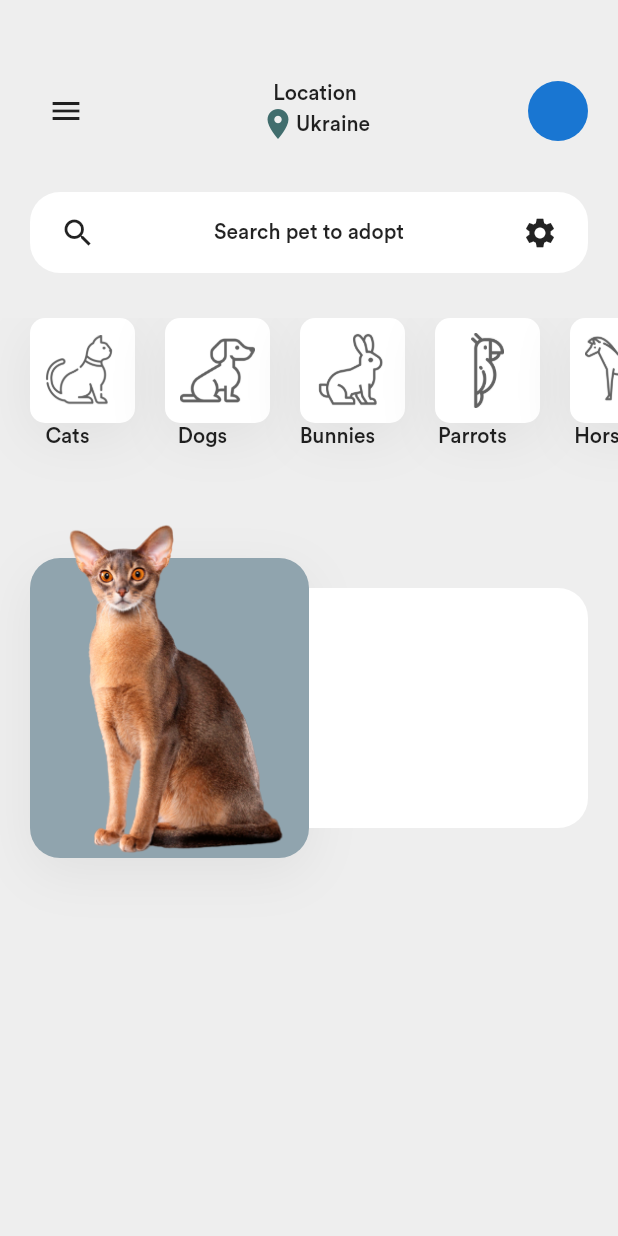
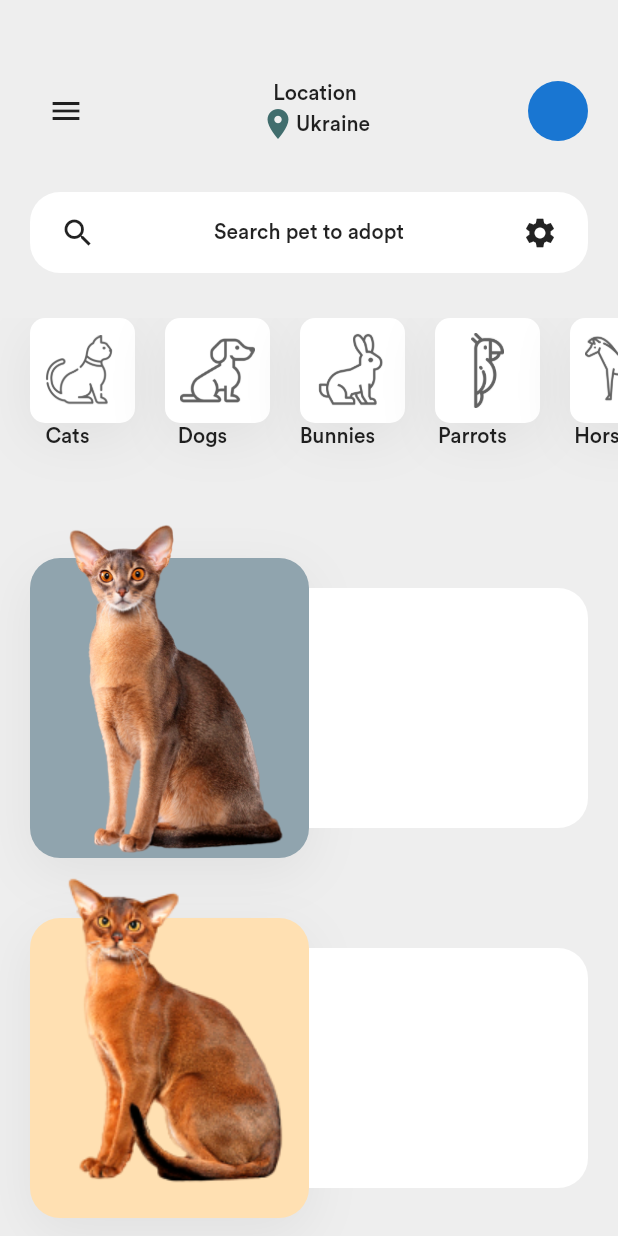
Before and after one commit to pritsorathiya5181/Flutter-Responsive-Ui, a Flutter app: the screen it shows after launch, on a phone screen of 412 x 824 dp. Run offline on Flutter 3.47's test engine with Material 2 defaults, Android fonts, the phone set to English and light mode, and no system bars; our stand-ins replace after_layout, liquid_swipe.

```diff
--- a/HiddenDrawer/lib/homeScreen.dart
+++ b/HiddenDrawer/lib/homeScreen.dart
@@ -1,4 +1,5 @@
 import 'package:HiddenDrawer/configuration.dart';
+import 'package:HiddenDrawer/scrren2.dart';
 import 'package:flutter/cupertino.dart';
 import 'package:flutter/material.dart';
 
@@ -25,6 +26,7 @@ class _HomeScreenState extends State<HomeScreen> {
       decoration: BoxDecoration(
           color: Colors.grey[200],
           borderRadius: BorderRadius.circular(isDrawerOpen ? 40 : 0.0)),
+      child: SingleChildScrollView(
         child: Column(
           children: [
             SizedBox(
@@ -122,7 +124,12 @@ class _HomeScreenState extends State<HomeScreen> {
                 },
               ),
             ),
-          Container(
+            GestureDetector(
+              onTap: () {
+                Navigator.push(context,
+                    MaterialPageRoute(builder: (context) => Screen2()));
+              },
+              child: Container(
                 height: 240,
                 margin: EdgeInsets.symmetric(horizontal: 20),
                 child: Row(
@@ -139,7 +146,10 @@ class _HomeScreenState extends State<HomeScreen> {
                             ),
                           ),
                           Align(
+                            child: Hero(
+                              tag: 1,
                               child: Image.asset('assets/images/pet-cat2.png'),
+                            ),
                           )
                         ],
                       ),
@@ -157,8 +167,49 @@ class _HomeScreenState extends State<HomeScreen> {
                     ),
                   ],
                 ),
+              ),
+            ),
+            Container(
+              height: 240,
+              margin: EdgeInsets.symmetric(horizontal: 20),
+              child: Row(
+                children: [
+                  Expanded(
+                    child: Stack(
+                      children: [
+                        Container(
+                          margin: EdgeInsets.only(top: 40),
+                          decoration: BoxDecoration(
+                            color: Colors.orange[100],
+                            borderRadius: BorderRadius.circular(20),
+                            boxShadow: shadowList,
+                          ),
+                        ),
+                        Align(
+                          child: Image.asset('assets/images/pet-cat1.png'),
                         )
                       ],
+                    ),
+                  ),
+                  Expanded(
+                    child: Container(
+                      margin: EdgeInsets.only(top: 60, bottom: 20),
+                      decoration: BoxDecoration(
+                          color: Colors.white,
+                          borderRadius: BorderRadius.only(
+                            topRight: Radius.circular(20),
+                            bottomRight: Radius.circular(20),
+                          )),
+                    ),
+                  ),
+                ],
+              ),
+            ),
+            SizedBox(
+              height: 50,
+            ),
+          ],
+        ),
       ),
     );
   }
```
Also changed, not shown: HiddenDrawer/lib/scrren2.dart (added, +123 -0 lines). Lines whose indentation alone changed are shown as unchanged.
